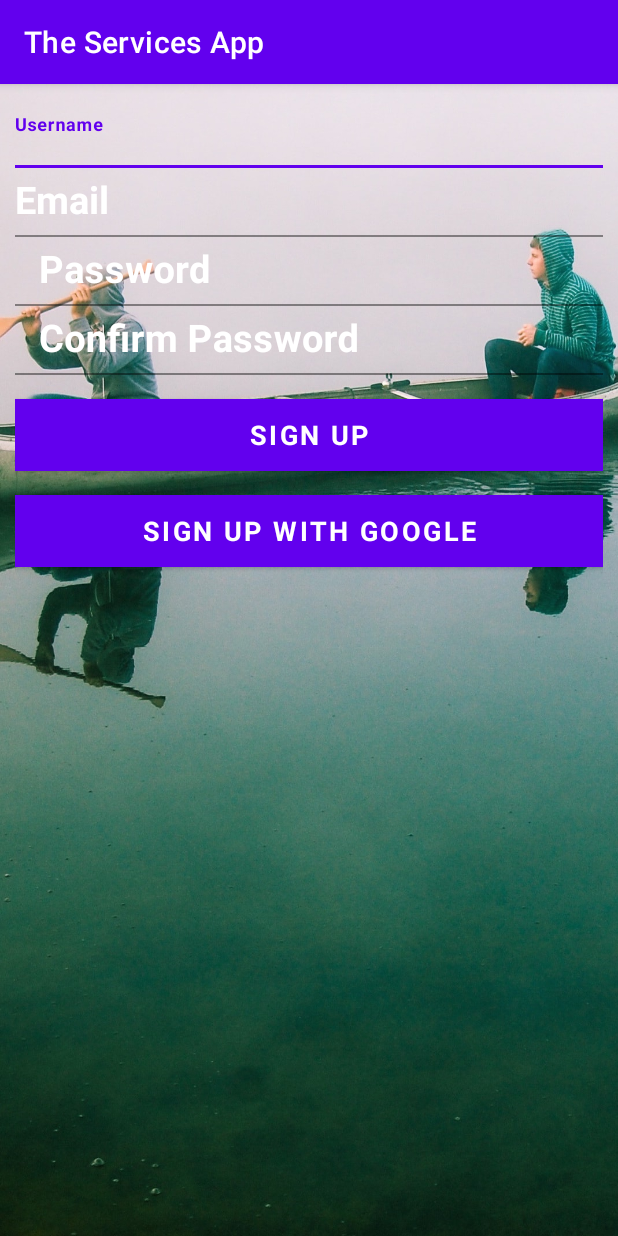
After one commit to vikendu/The_Services_App, an Android app: the RegisterActivity screen opened directly, with no data from a screen before it, on a phone screen of 412 x 824 dp. The commit adds this screen. Run offline under Robolectric (Android 15) with nearby library versions, the phone set to English and light mode, and no system bars; our stand-ins replace Firebase (no records; nobody signed in at launch, a user with empty details on screens opened directly).

Commit message:
RegisterActivity.java added -> Need to switch from AsyncTask to new stuff though

```diff
--- a/app/src/main/AndroidManifest.xml
+++ b/app/src/main/AndroidManifest.xml
@@ -9,7 +9,8 @@
         android:roundIcon="@mipmap/ic_launcher_round"
         android:supportsRtl="true"
         android:theme="@style/Theme.TheServicesApp">
-        <activity android:name=".CreateAdActivity"></activity>
+        <activity android:name=".RegisterActivity"></activity>
+        <activity android:name=".CreateAdActivity" />
         <activity android:name=".ProvidersHomeActivity" />
         <activity android:name=".AdCreationActivity" />
         <activity android:name=".ChooseTypeActivity" />
--- /dev/null
+++ b/app/src/main/res/layout/activity_register.xml
@@ -0,0 +1,126 @@
+<?xml version="1.0" encoding="utf-8"?>
+<LinearLayout xmlns:android="http://schemas.android.com/apk/res/android"
+    xmlns:tools="http://schemas.android.com/tools"
+    android:layout_width="match_parent"
+    android:layout_height="match_parent"
+    android:orientation="vertical"
+    android:paddingBottom="@dimen/activity_vertical_margin"
+    android:paddingLeft="@dimen/activity_horizontal_margin"
+    android:paddingRight="@dimen/activity_horizontal_margin"
+    android:paddingTop="@dimen/activity_vertical_margin"
+    android:background="@drawable/background_welcome_min"
+
+    tools:context=".RegisterActivity"
+    android:gravity="top">
+
+    <com.google.android.material.textfield.TextInputLayout
+        android:layout_width="match_parent"
+        android:layout_height="wrap_content"
+        android:textColorHint="@color/white" >
+
+        <AutoCompleteTextView
+            android:id="@+id/register_username"
+            android:background="@android:color/transparent"
+            android:layout_width="match_parent"
+            android:layout_height="46dp"
+            android:hint="@string/prompt_username"
+            android:imeOptions="actionNext"
+            android:inputType="textNoSuggestions"
+            android:maxLines="1"
+            android:textColor="@color/white"
+            android:textColorHint="@color/white"
+            android:textIsSelectable="false"
+            android:textSize="25sp"
+            android:textStyle="bold" />
+
+    </com.google.android.material.textfield.TextInputLayout>
+
+    <com.google.android.material.textfield.TextInputLayout
+        android:layout_width="match_parent"
+        android:layout_height="wrap_content"
+        android:textColorHint="@color/white" >
+
+        <AutoCompleteTextView
+            android:id="@+id/register_email"
+            android:background="@android:color/transparent"
+            android:layout_width="match_parent"
+            android:layout_height="46dp"
+            android:hint="@string/prompt_email"
+            android:imeOptions="actionNext"
+            android:inputType="textEmailAddress"
+            android:maxLines="1"
+            android:textColor="@color/white"
+            android:textColorHint="@color/white"
+            android:textIsSelectable="false"
+            android:textSize="25sp"
+            android:textStyle="bold" />
+
+    </com.google.android.material.textfield.TextInputLayout>
+
+    <com.google.android.material.textfield.TextInputLayout
+        android:layout_width="match_parent"
+        android:layout_height="wrap_content"
+        android:textColorHint="@color/white" >
+
+        <EditText
+            android:id="@+id/register_password"
+            android:background="@android:color/transparent"
+            android:textSize="25sp"
+            android:textColor="@color/white"
+            android:textColorHint="@color/white"
+            android:layout_width="match_parent"
+            android:imeOptions="actionNext"
+            android:layout_height="46dp"
+            android:hint="@string/prompt_password"
+            android:inputType="textPassword"
+            android:maxLines="1"
+            android:textStyle="bold"/>
+
+    </com.google.android.material.textfield.TextInputLayout>
+
+    <com.google.android.material.textfield.TextInputLayout
+        android:layout_width="match_parent"
+        android:layout_height="wrap_content"
+        android:textColorHint="@color/white" >
+
+        <EditText
+            android:id="@+id/register_confirm_password"
+            android:background="@android:color/transparent"
+            android:layout_width="match_parent"
+            android:layout_height="46dp"
+            android:hint="@string/prompt_password_again"
+            android:imeActionId="@integer/register_form_finished"
+            android:imeActionLabel="@string/action_sign_up"
+            android:imeOptions="actionUnspecified"
+            android:inputType="textPassword"
+            android:maxLines="1"
+            android:textColor="@color/white"
+            android:textColorHint="@color/white"
+            android:textSize="25sp"
+            android:textStyle="bold" />
+
+    </com.google.android.material.textfield.TextInputLayout>
+
+    <Button
+        android:id="@+id/register_sign_up_button"
+        style="?android:textAppearanceMedium"
+        android:background="@color/white"
+        android:textColor="@color/white"
+        android:onClick="signUp"
+        android:layout_width="match_parent"
+        android:layout_height="wrap_content"
+        android:layout_marginTop="16dp"
+        android:text="@string/action_sign_up"
+        android:textStyle="bold"/>
+    <Button
+        android:id="@+id/register_using_google"
+        style="?android:textAppearanceMedium"
+        android:background="@color/white"
+        android:textColor="@color/white"
+        android:layout_width="match_parent"
+        android:layout_height="wrap_content"
+        android:layout_marginTop="16dp"
+        android:text="@string/action_sign_up_google"
+        android:textStyle="bold"/>
+
+</LinearLayout>
--- a/app/src/main/res/values/strings.xml
+++ b/app/src/main/res/values/strings.xml
@@ -28,7 +28,7 @@
     <string name="awaiting_approval">All the ads that have not been approved</string>
     <string name="ad_creating_tool_btn">Ad creation tool from here</string>
 
-    <!-- activity_login.xml -->
+    <!-- activity_login.xml AND activity_register.xml -->
     <string name="prompt_email">Email</string>
     <string name="prompt_username">Username</string>
     <string name="prompt_password">Password</string>
@@ -37,4 +37,10 @@
     <string name="action_register">Register</string>
     <string name="action_sign_in_short">Sign in</string>
     <string name="action_sign_up">Sign up</string>
+    <string name="action_sign_up_google">Sign Up With Google</string>
+    <string name="error_invalid_email">This email address is invalid</string>
+    <string name="error_invalid_password">Password too short or does not match</string>
+    <string name="error_incorrect_password">This password is incorrect</string>
+    <string name="error_field_required">This field is required</string>
+    <string name="permission_rationale">"Contacts permissions are needed for providing email completions."</string>
 </resources>
```
Also changed, not shown: app/src/main/java/com/vikendu/theservicesapp/RegisterActivity.java (added, +219 -0 lines).
